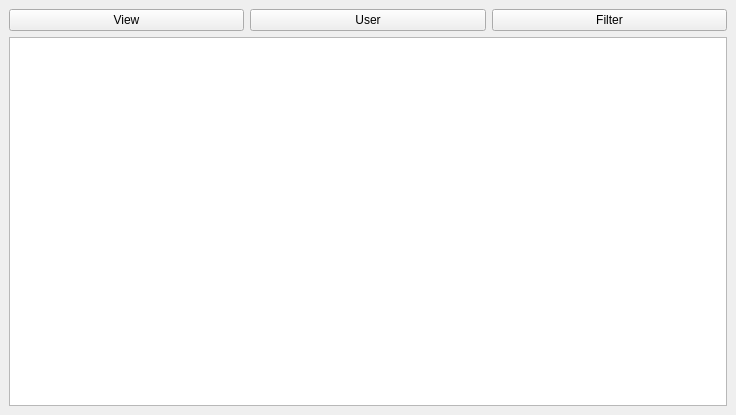
Old version of the form 03. Python/Практика/lab7/view/qtsrc/table_view.ui in the repository sit2606/learning.
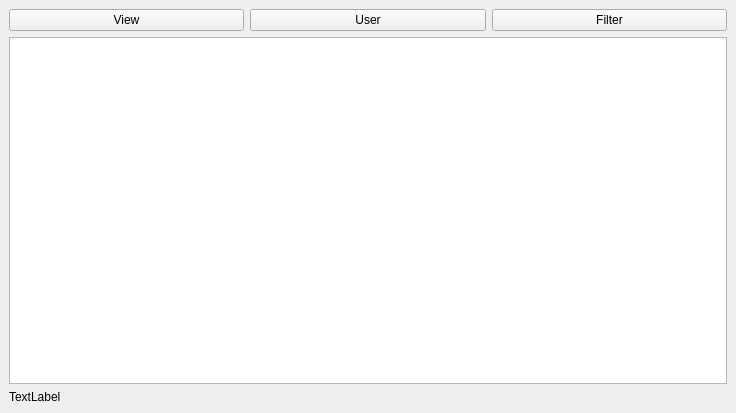
New version of the form.

What changed in the file:
```diff
--- a/03. Python/Практика/lab7/view/qtsrc/table_view.ui
+++ b/03. Python/Практика/lab7/view/qtsrc/table_view.ui
@@ -7,7 +7,7 @@
     <x>0</x>
     <y>0</y>
     <width>736</width>
-    <height>415</height>
+    <height>413</height>
    </rect>
   </property>
   <property name="sizePolicy">
@@ -66,6 +66,13 @@
       </item>
      </layout>
     </item>
+    <item row="1" column="0">
+     <widget class="QLabel" name="currentUser">
+      <property name="text">
+       <string>TextLabel</string>
+      </property>
+     </widget>
+    </item>
    </layout>
   </widget>
  </widget>
```
